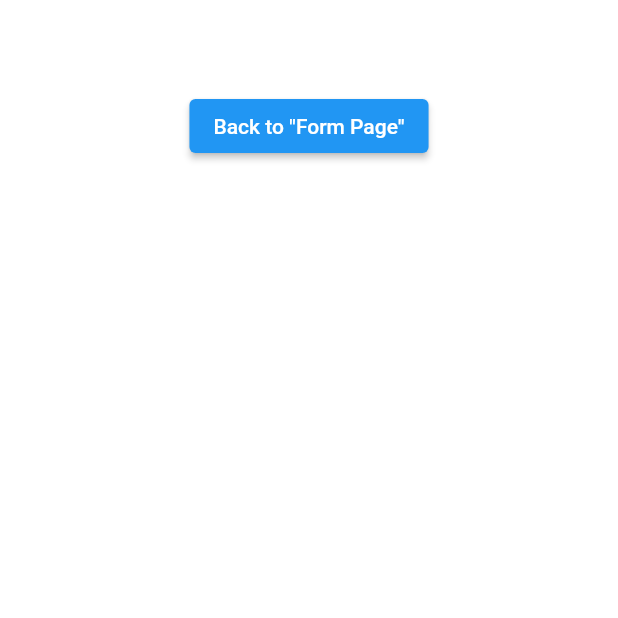
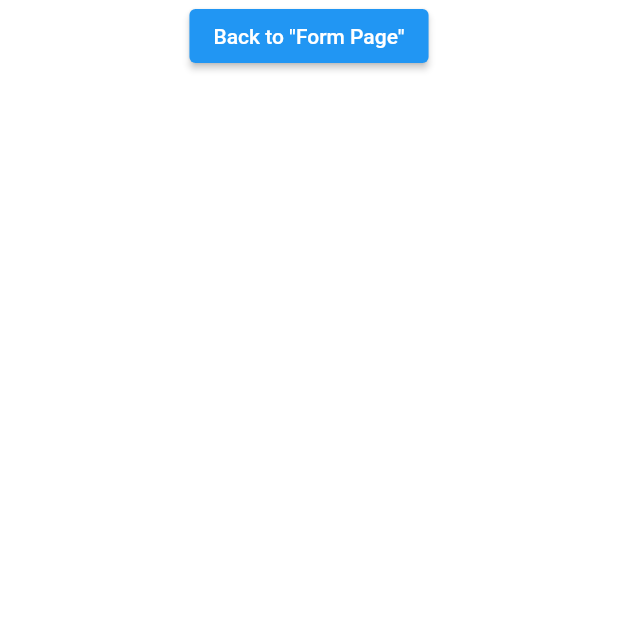
Before and after one commit to bohuie/webforms, a Flutter app: the emailSender screen opened directly, on a phone screen of 412 x 824 dp, the top half of it. Run offline on Flutter 3.47's test engine with Material 2 defaults, Android fonts, the phone set to English and light mode, and no system bars.

Commit message:
Fixed some errors in the admin form page

```diff
--- a/webforms/lib/emailSender.dart
+++ b/webforms/lib/emailSender.dart
@@ -9,7 +9,7 @@
   Widget build(BuildContext context) {
     return Scaffold(
         backgroundColor: Colors.white,
-        body: CenteredView(
+        body: Center(
           child: Column(children: [
             back(), //back button
           ]),
--- a/webforms/lib/formPage.dart
+++ b/webforms/lib/formPage.dart
@@ -12,12 +12,12 @@
   Widget build(BuildContext context) {
     return Scaffold(
         backgroundColor: Colors.white,
-        body: CenteredView(
+        body: Center(
           child: Column(children: [
             create(),
             Expanded(
                 child: Column(
-              children: [templateList()],
+              children: [formList()],
             ))
           ]),
         ));
@@ -194,20 +194,3 @@
         .pushReplacement(MaterialPageRoute(builder: (context) => exportForm()));
   }
 }
-
-class CenteredView extends StatelessWidget {
-  final Widget child;
-  const CenteredView({Key? key, required this.child}) : super(key: key);
-
-  @override
-  Widget build(BuildContext context) {
-    return Container(
-      padding: const EdgeInsets.symmetric(horizontal: 70.0, vertical: 60),
-      alignment: Alignment.topCenter,
-      child: ConstrainedBox(
-        constraints: BoxConstraints(maxWidth: 1200),
-        child: child,
-      ),
-    );
-  }
-}
--- a/webforms/lib/loggedinhome.dart
+++ b/webforms/lib/loggedinhome.dart
@@ -1,7 +1,7 @@
 import 'package:flutter/material.dart';
 import 'package:webforms/ManageAccount.dart';
 import 'package:webforms/main.dart';
-import 'Template.dart';
+import 'template/Template.dart';
 import 'formPage.dart';
 
 
--- a/webforms/lib/selectViewT.dart
+++ b/webforms/lib/selectViewT.dart
@@ -24,8 +24,6 @@
         DataColumn(label: Text('Template Name')),
         DataColumn(label: Text('Actions')),
         DataColumn(label: Text('')),
-        DataColumn(label: Text('')),
-        DataColumn(label: Text(''))
       ],
       rows: [
         DataRow(cells: [
```
Also changed, not shown: webforms/pubspec.lock.
